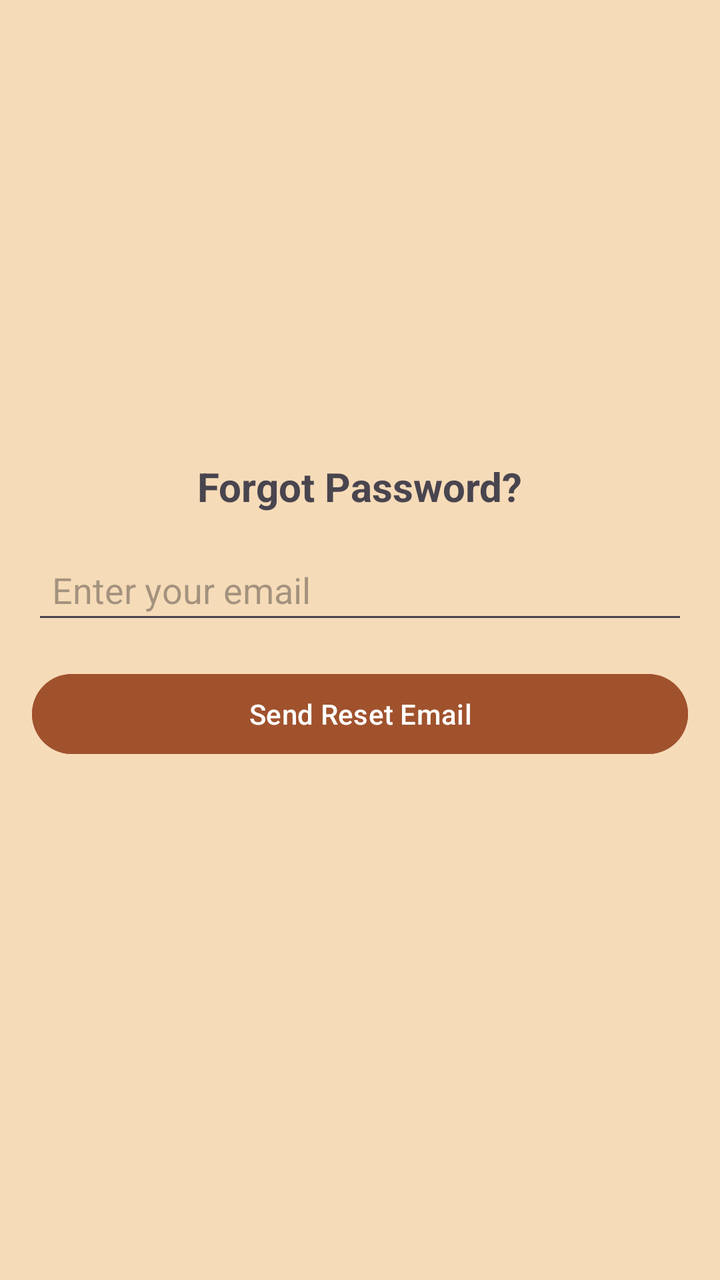
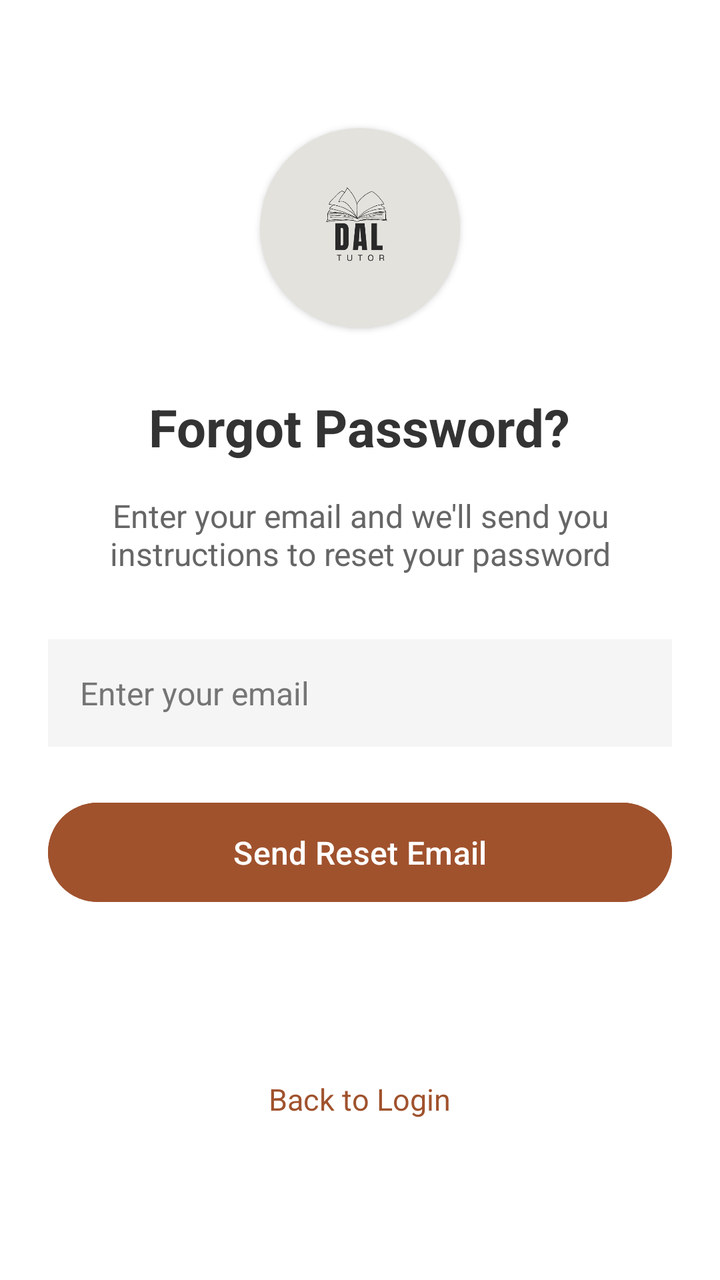

Compare the two renders of this Android layout. The source of the first and the diff that turns it into the second are given below.
<!-- AndroidManifest.xml: application theme Theme.Csci3130Group1 -->
<!-- res/layout/activity_forgot_password.xml -->
<?xml version="1.0" encoding="utf-8"?>
<LinearLayout xmlns:android="http://schemas.android.com/apk/res/android"
    android:layout_width="match_parent"
    android:layout_height="match_parent"
    android:background="#F6DBB8"
    android:orientation="vertical"
    android:gravity="center"
    android:padding="16dp">

    <TextView
        android:id="@+id/titleText"
        android:layout_width="wrap_content"
        android:layout_height="wrap_content"
        android:text="Forgot Password?"
        android:textSize="20sp"
        android:textStyle="bold"
        android:paddingBottom="16dp"/>

    <EditText
        android:id="@+id/email_input"
        android:layout_width="match_parent"
        android:layout_height="wrap_content"
        android:hint="Enter your email"
        android:inputType="textEmailAddress"
        android:padding="10dp"/>

    <Button
        android:id="@+id/reset_button"
        android:layout_width="match_parent"
        android:layout_height="wrap_content"
        android:backgroundTint="#A0522D"
        android:text="Send Reset Email"
        android:padding="10dp"
        android:layout_marginTop="16dp"/>

    <TextView
        android:id="@+id/statusTextView"
        android:layout_width="wrap_content"
        android:layout_height="wrap_content"
        android:text=""
        android:paddingTop="10dp"
        android:textSize="14sp"/>

</LinearLayout>
<!-- resources referenced by this layout -->
<resources>
  <style name="Theme.Csci3130Group1" parent="Base.Theme.Csci3130Group1" />
  <style name="Base.Theme.Csci3130Group1" parent="Theme.Material3.DayNight.NoActionBar">
          
          
      </style>
</resources>

<!-- the commit's change to res/layout/activity_forgot_password.xml (unified diff, before → after) -->
@@ -1,20 +1,50 @@
 <?xml version="1.0" encoding="utf-8"?>
 <LinearLayout xmlns:android="http://schemas.android.com/apk/res/android"
+    xmlns:app="http://schemas.android.com/apk/res-auto"
     android:layout_width="match_parent"
     android:layout_height="match_parent"
-    android:background="#F6DBB8"
+    android:background="#FFFFFF"
     android:orientation="vertical"
-    android:gravity="center"
-    android:padding="16dp">
+    android:gravity="center_horizontal"
+    android:padding="24dp">
+
+    
+    <androidx.cardview.widget.CardView
+        android:id="@+id/logo_container"
+        android:layout_width="100dp"
+        android:layout_height="100dp"
+        app:cardCornerRadius="50dp"
+        app:cardElevation="2dp"
+        android:layout_marginBottom="32dp"
+        android:layout_marginTop="40dp"
+        app:cardBackgroundColor="#e4e2dd">
+
+        <ImageView
+            android:layout_width="match_parent"
+            android:layout_height="match_parent"
+            android:src="@drawable/app_icon"
+            android:scaleType="centerInside"
+            android:padding="12dp" />
+    </androidx.cardview.widget.CardView>
 
     <TextView
         android:id="@+id/titleText"
         android:layout_width="wrap_content"
         android:layout_height="wrap_content"
         android:text="Forgot Password?"
-        android:textSize="20sp"
+        android:textSize="26sp"
         android:textStyle="bold"
-        android:paddingBottom="16dp"/>
+        android:textColor="#333333"
+        android:layout_marginBottom="16dp"/>
+
+    <TextView
+        android:layout_width="wrap_content"
+        android:layout_height="wrap_content"
+        android:text="Enter your email and we'll send you instructions to reset your password"
+        android:textAlignment="center"
+        android:textSize="16sp"
+        android:textColor="#666666"
+        android:layout_marginBottom="32dp"/>
 
     <EditText
         android:id="@+id/email_input"
@@ -22,7 +52,12 @@
         android:layout_height="wrap_content"
         android:hint="Enter your email"
         android:inputType="textEmailAddress"
-        android:padding="10dp"/>
+        android:padding="16dp"
+        android:background="#F5F5F5"
+        android:textColor="@android:color/black"
+        android:textColorHint="#757575"
+        android:textSize="16sp"
+        android:layout_marginBottom="24dp"/>
 
     <Button
         android:id="@+id/reset_button"
@@ -30,15 +65,30 @@
         android:layout_height="wrap_content"
         android:backgroundTint="#A0522D"
         android:text="Send Reset Email"
-        android:padding="10dp"
-        android:layout_marginTop="16dp"/>
+        android:padding="14dp"
+        android:textSize="16sp"
+        android:textColor="@android:color/white"
+        android:layout_marginBottom="24dp"/>
 
     <TextView
         android:id="@+id/statusTextView"
         android:layout_width="wrap_content"
         android:layout_height="wrap_content"
         android:text=""
-        android:paddingTop="10dp"
-        android:textSize="14sp"/>
+        android:textSize="15sp"
+        android:textColor="#666666"
+        android:padding="8dp"/>
 
+    
+    <TextView
+        android:id="@+id/back_to_login"
+        android:layout_width="wrap_content"
+        android:layout_height="wrap_content"
+        android:text="Back to Login"
+        android:textColor="#A0522D"
+        android:textSize="15sp"
+        android:layout_marginTop="16dp"
+        android:padding="8dp"
+        android:clickable="true"
+        android:focusable="true"/>
 </LinearLayout>
<!-- resource entries referenced after the edit -->
@@ -1,5 +1,6 @@
 <!-- resources referenced by this layout -->
 <resources>
+  <!-- drawable app_icon: png bitmap (drawable, 18173 bytes) -->
   <style name="Theme.Csci3130Group1" parent="Base.Theme.Csci3130Group1" />
   <style name="Base.Theme.Csci3130Group1" parent="Theme.Material3.DayNight.NoActionBar">
           
